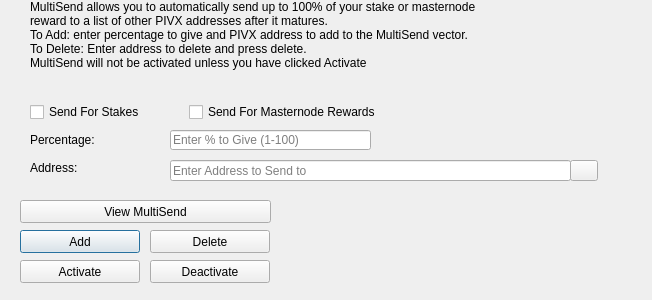
This is src/qt/forms/multisenddialog.ui in smupyknight/htc-pivx as Qt 5 draws it before an edit. The edited form follows.
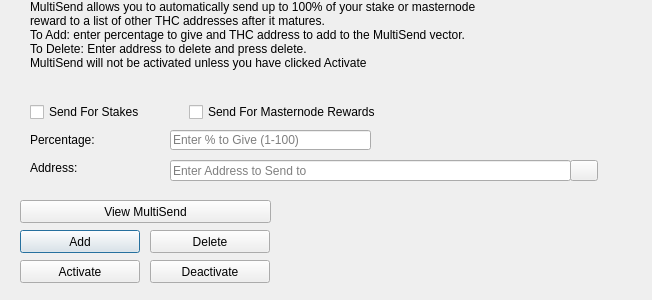
This is the edited form. Icons and pictures are not drawn.

Commit message: Change PIVX symbols to THC

Diff of the .ui file:
```diff
--- a/src/qt/forms/multisenddialog.ui
+++ b/src/qt/forms/multisenddialog.ui
@@ -61,8 +61,8 @@
     <number>1</number>
    </property>
    <property name="text">
-    <string>MultiSend allows you to automatically send up to 100% of your stake or masternode reward to a list of other PIVX addresses after it matures.
-To Add: enter percentage to give and PIVX address to add to the MultiSend vector.
+    <string>MultiSend allows you to automatically send up to 100% of your stake or masternode reward to a list of other THC addresses after it matures.
+To Add: enter percentage to give and THC address to add to the MultiSend vector.
 To Delete: Enter address to delete and press delete.
 MultiSend will not be activated unless you have clicked Activate</string>
    </property>
```
Left out of the diff: 4 changed lines with no effect on the pictures. The commit also changes 570 other files.
